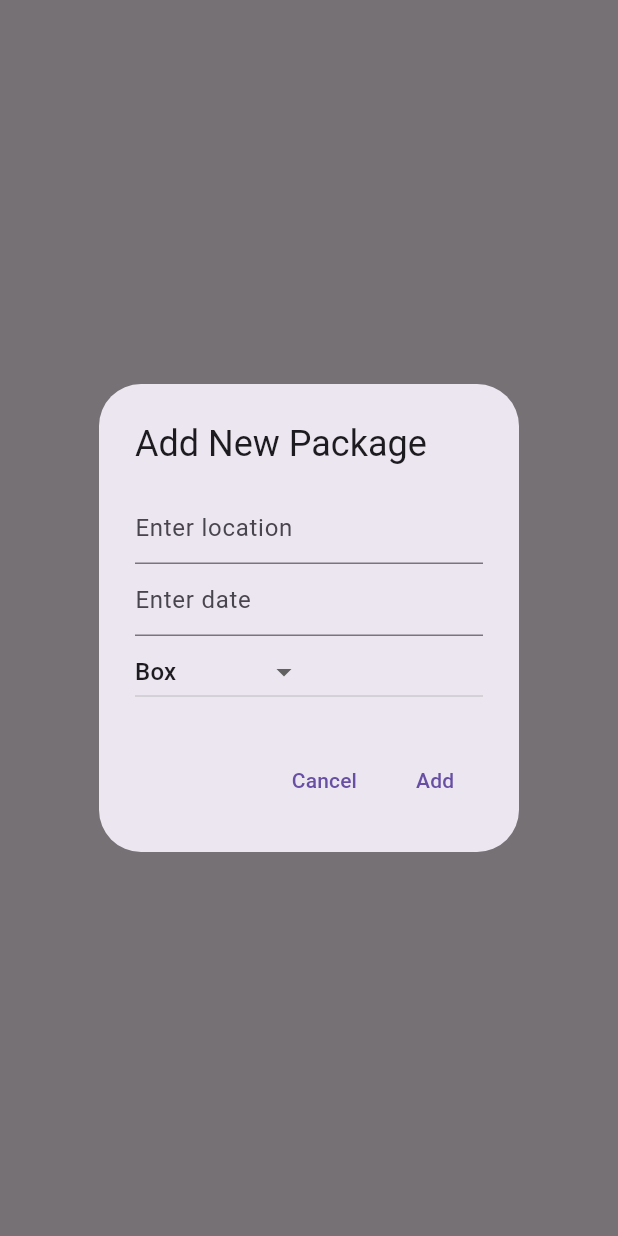
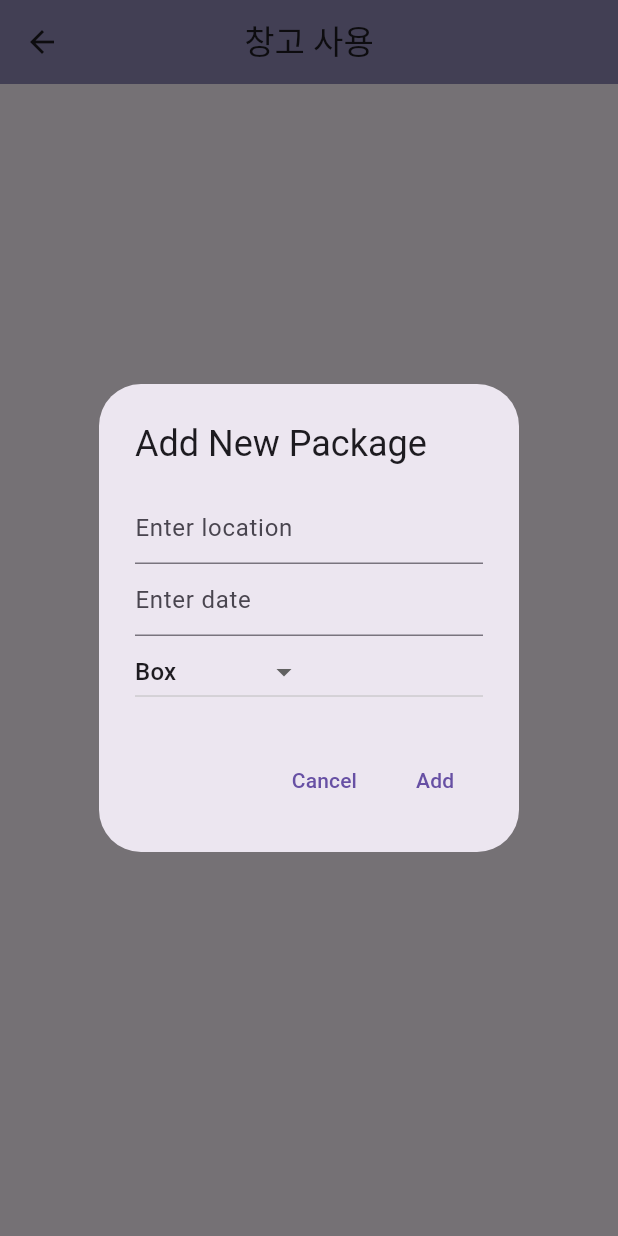
Before and after one commit to jjungnii/2023-UGRP, a Flutter app: the WarehouseManagementScreen screen opened directly, after a tap on "+ Add New Item", on a phone screen of 412 x 824 dp. Run offline on Flutter 3.47's test engine with Material 3 defaults, Android fonts, the phone set to English and light mode, and no system bars; our stand-ins replace fluttertoast, table_calendar; network calls fail.

Commit message:
상단바 에러 수정

```diff
--- a/lib/main.dart
+++ b/lib/main.dart
@@ -132,17 +132,16 @@ class HomeScreen extends StatelessWidget {
       onTap: () {
         updateTitle(title);
         if (title == '배달 함께 주문') {
-          // Navigate to the Order Delivery page
           Navigator.of(context).push(MaterialPageRoute(
             builder: (context) => const OrderDeliveryScreen(),
+          ));
+        } else if (title == '신고/건의') {
+          Navigator.of(context).push(MaterialPageRoute(
+            builder: (context) => const ReportProposalScreen(),
           ));
         } else if (title == '창고 사용') {
           Navigator.of(context).push(MaterialPageRoute(
             builder: (context) => const WarehouseManagementScreen(),
-          ));
-        } else if (title == '신고/건의') {
-          Navigator.of(context).push(MaterialPageRoute(
-            builder: (context) => const ReportProposalScreen(),
           ));
         } else if (title == '퇴사 점검') {
           Navigator.of(context).push(MaterialPageRoute(
@@ -703,6 +702,11 @@ class _OrderDeliveryScreenState extends State<OrderDeliveryScreen> {
   @override
   Widget build(BuildContext context) {
     return Scaffold(
+      appBar: AppBar(
+        title: const Text('배달 함께 주문'),
+        centerTitle: true,
+        backgroundColor: const Color(0xFF8f89b7),
+      ),
       body: Center(
         child: SingleChildScrollView(
           child: Column(
@@ -960,8 +964,12 @@ class _WarehouseManagementScreenState extends State<WarehouseManagementScreen> {
   @override
   Widget build(BuildContext context) {
     return Scaffold(
-      // ... existing Scaffold code ...
-      body: Center(
+      appBar: AppBar(
+        title: const Text('창고 사용'),
+        centerTitle: true,
+        backgroundColor: const Color(0xFF8f89b7),
+      ),
+        body: Center(
         child: SingleChildScrollView(
           child: Column(
             mainAxisAlignment: MainAxisAlignment.center,
```
